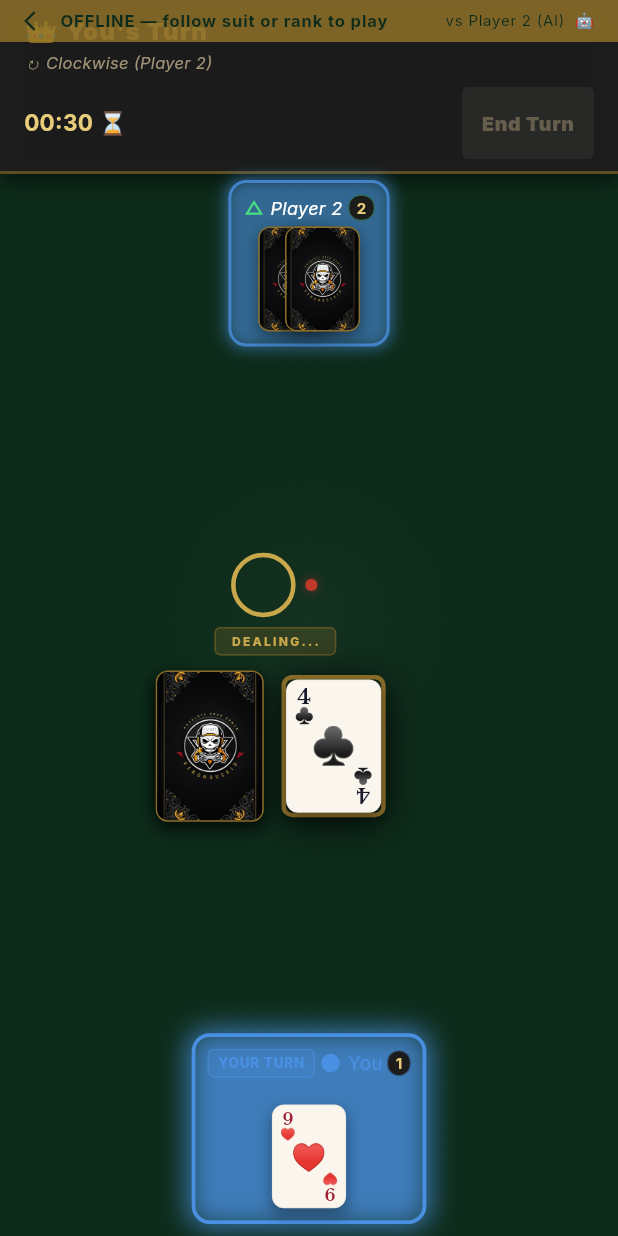
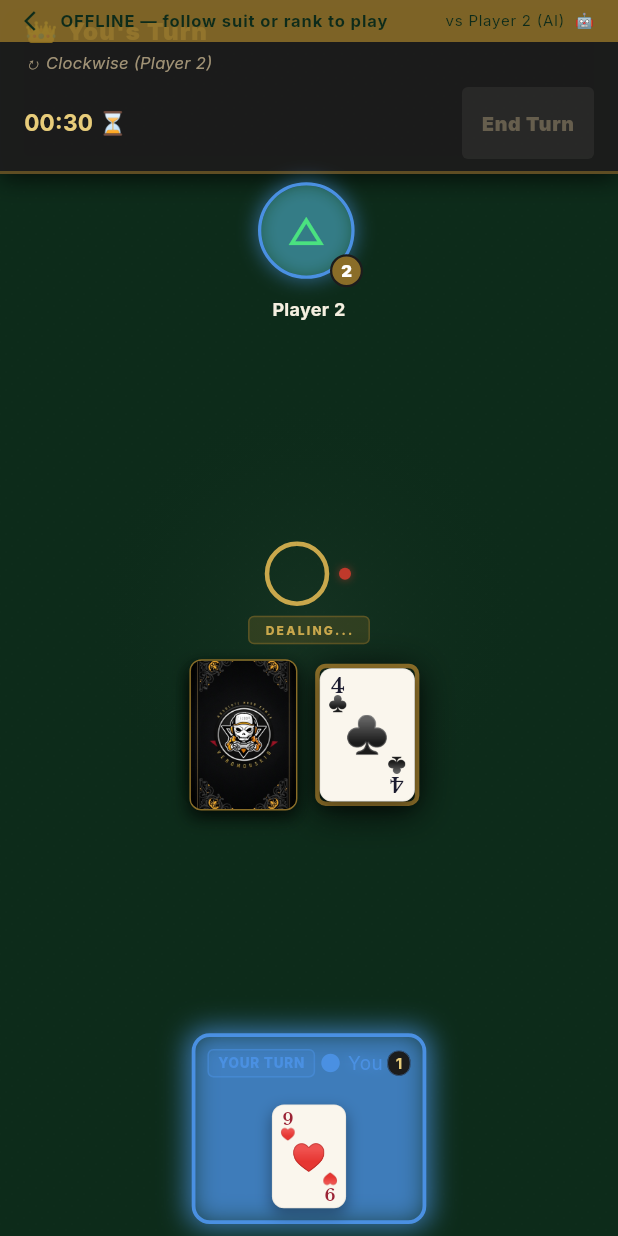
Before and after one commit to AbsoluteNoobGamer/LastCards, a Flutter app: the TableScreen screen opened by its route, on a phone screen of 412 x 824 dp. Run offline on Flutter 3.47's test engine with Material 3 defaults, Android fonts, the phone set to English and light mode, and no system bars; our stand-ins replace audioplayers, flutter_riverpod, freezed_annotation, google_fonts, shared_preferences; accounts and stored records are empty.

Commit message:
changed the games layout to work on mobile devices rather than desktop web

```diff
--- a/lib/features/gameplay/presentation/screens/table_screen_layout.dart
+++ b/lib/features/gameplay/presentation/screens/table_screen_layout.dart
@@ -93,10 +93,26 @@ class _TableLayout extends StatelessWidget {
           padding: EdgeInsets.symmetric(horizontal: horizontalPadding),
           child: Column(
             children: [
-              // ── Top opponent ────────────────────────────────────────────
+              // ── Top opponents row: P2 left, P3 center, P4 right ─────────
               Padding(
                 padding: EdgeInsets.only(
                     top: isMobile ? AppDimensions.xs : AppDimensions.md),
+                child: Row(
+                  children: [
+                    Expanded(
+                        child: Align(
+                      alignment: Alignment.topLeft,
+                      child: leftOpp != null
+                          ? PlayerZoneWidget(
+                              key: playerZoneKeys[leftOpp.id],
+                              player: leftOpp,
+                              isNextTurn: leftOpp.id == nextId,
+                            )
+                          : const SizedBox(height: 96),
+                    )),
+                    Expanded(
+                      child: Align(
+                        alignment: Alignment.topCenter,
                         child: topOpp != null
                             ? PlayerZoneWidget(
                                 key: playerZoneKeys[topOpp.id],
@@ -105,31 +121,26 @@ class _TableLayout extends StatelessWidget {
                               )
                             : const _EmptyOpponentZone(),
                       ),
-
-              // ── Centre row: left opp / piles / right opp ───────────────
+                    ),
                     Expanded(
-                child: Row(
-                  crossAxisAlignment: CrossAxisAlignment.center,
-                  children: [
-                    // Left opponent
-                    Expanded(
-                      child: Center(
-                        child: leftOpp != null
-                            ? RotatedBox(
-                                quarterTurns: 1,
-                                child: PlayerZoneWidget(
-                                  key: playerZoneKeys[leftOpp.id],
-                                  player: leftOpp,
-                                  isNextTurn: leftOpp.id == nextId,
+                      child: Align(
+                        alignment: Alignment.topRight,
+                        child: rightOpp != null
+                            ? PlayerZoneWidget(
+                                key: playerZoneKeys[rightOpp.id],
+                                player: rightOpp,
+                                isNextTurn: rightOpp.id == nextId,
+                              )
+                            : const SizedBox(height: 96),
                       ),
-                              )
-                            : const SizedBox.shrink(),
+                    ),
+                  ],
                 ),
               ),
 
-                    // Centre piles + HUD
-                    Flexible(
-                      flex: isMobile ? 2 : 3,
+              // ── Centre board area (unchanged draw/discard/dealer/HUD) ───
+              Expanded(
+                child: Center(
                   child: Column(
                     mainAxisAlignment: MainAxisAlignment.center,
                     children: [
@@ -140,9 +151,8 @@ class _TableLayout extends StatelessWidget {
                         connectionState: connState,
                       ),
                       SizedBox(
-                              height: isMobile
-                                  ? AppDimensions.sm
-                                  : AppDimensions.md),
+                          height:
+                              isMobile ? AppDimensions.sm : AppDimensions.md),
                       Container(
                         padding: const EdgeInsets.symmetric(
                           horizontal: AppDimensions.sm + 2,
@@ -154,8 +164,7 @@ class _TableLayout extends StatelessWidget {
                             AppDimensions.radiusButton,
                           ),
                           border: Border.all(
-                                color:
-                                    AppColors.goldDark.withValues(alpha: 0.5),
+                            color: AppColors.goldDark.withValues(alpha: 0.5),
                           ),
                         ),
                         child: Text(
@@ -223,24 +232,6 @@ class _TableLayout extends StatelessWidget {
                     ],
                   ),
                 ),
-
-                    // Right opponent
-                    Expanded(
-                      child: Center(
-                        child: rightOpp != null
-                            ? RotatedBox(
-                                quarterTurns: 3,
-                                child: PlayerZoneWidget(
-                                  key: playerZoneKeys[rightOpp.id],
-                                  player: rightOpp,
-                                  isNextTurn: rightOpp.id == nextId,
-                                ),
-                              )
-                            : const SizedBox.shrink(),
-                      ),
-                    ),
-                  ],
-                ),
               ),
 
               // ── Local player hand ───────────────────────────────────────
--- a/lib/features/gameplay/presentation/widgets/player_zone_widget.dart
+++ b/lib/features/gameplay/presentation/widgets/player_zone_widget.dart
@@ -1,11 +1,12 @@
 import 'package:flutter/material.dart';
+import 'package:flutter_riverpod/flutter_riverpod.dart';
 
 import '../../domain/entities/player.dart';
+import '../controllers/game_provider.dart';
 import '../../../../core/theme/app_colors.dart';
 import '../../../../core/theme/app_dimensions.dart';
 import '../../../../core/theme/app_typography.dart';
 import '../../../../core/theme/player_styles.dart';
-import 'card_back_widget.dart';
 
 /// Wraps a player's card area with:
 /// - Gold glow ring when [isActiveTurn]
@@ -13,7 +14,7 @@ import 'card_back_widget.dart';
 /// - Opponent hands shown as a condensed face-down fan
 /// - Card count badge
 
-class PlayerZoneWidget extends StatelessWidget {
+class PlayerZoneWidget extends ConsumerWidget {
   const PlayerZoneWidget({
     super.key,
     required this.player,
@@ -31,7 +32,26 @@ class PlayerZoneWidget extends StatelessWidget {
   final Widget? child;
 
   @override
-  Widget build(BuildContext context) {
+  Widget build(BuildContext context, WidgetRef ref) {
+    final liveGameState = ref.watch(gameStateProvider);
+    final livePlayers = liveGameState?.players ?? const [];
+    var reactiveCardCount = player.cardCount;
+    for (final p in livePlayers) {
+      if (p.id == player.id) {
+        reactiveCardCount = p.cardCount;
+        break;
+      }
+    }
+    final playerWithReactiveCount =
+        player.copyWith(cardCount: reactiveCardCount);
+
+    if (!isLocalPlayer && child == null) {
+      return _OpponentAvatarZone(
+        player: playerWithReactiveCount,
+        isNextTurn: isNextTurn,
+      );
+    }
+
     final isActive = player.isActiveTurn;
     final isSkipped = player.isSkipped;
     final isOffline = !player.isConnected;
@@ -137,17 +157,131 @@ class PlayerZoneWidget extends StatelessWidget {
           children: [
             // Player name + card count
             _PlayerLabel(
-              player: player,
+              player: playerWithReactiveCount,
               isLocalPlayer: isLocalPlayer,
               isNextTurn: isNextTurn,
             ),
             const SizedBox(height: AppDimensions.xs),
 
             // Content
-            child ?? _OpponentFan(cardCount: player.cardCount),
+            child ?? const SizedBox.shrink(),
           ],
         ),
       ),
+    );
+  }
+}
+
+class _OpponentAvatarZone extends StatelessWidget {
+  const _OpponentAvatarZone({
+    required this.player,
+    required this.isNextTurn,
+  });
+
+  final PlayerModel player;
+  final bool isNextTurn;
+
+  @override
+  Widget build(BuildContext context) {
+    final color = PlayerStyles.getColor(player.tablePosition);
+    final isActive = player.isActiveTurn;
+
+    final ringColor = isActive
+        ? color
+        : (isNextTurn
+            ? AppColors.blueAccent
+            : AppColors.textSecondary.withValues(alpha: 0.35));
+    final ringWidth = isActive ? 3.0 : (isNextTurn ? 2.2 : 1.5);
+
+    return Column(
+      mainAxisSize: MainAxisSize.min,
+      children: [
+        Material(
+          color: Colors.transparent,
+          child: InkWell(
+            borderRadius: BorderRadius.circular(36),
+            onTap: () {},
+            child: ConstrainedBox(
+              constraints: const BoxConstraints(
+                minWidth: AppDimensions.minTouchTarget,
+                minHeight: AppDimensions.minTouchTarget,
+              ),
+              child: SizedBox(
+                width: 68,
+                height: 68,
+                child: Stack(
+                  clipBehavior: Clip.none,
+                  children: [
+                    AnimatedContainer(
+                      duration: const Duration(milliseconds: 220),
+                      decoration: BoxDecoration(
+                        shape: BoxShape.circle,
+                        border: Border.all(color: ringColor, width: ringWidth),
+                        boxShadow: isActive || isNextTurn
+                            ? [
+                                BoxShadow(
+                                  color: ringColor.withValues(alpha: 0.55),
+                                  blurRadius: isActive ? 14 : 10,
+                                  spreadRadius: isActive ? 2 : 1,
+                                ),
+                              ]
+                            : null,
+                      ),
+                      child: CircleAvatar(
+                        radius: 30,
+                        backgroundColor: color.withValues(alpha: 0.2),
+                        child: Icon(
+                          PlayerStyles.getIcon(player.tablePosition),
+                          color: color,
+                          size: 28,
+                        ),
+                      ),
+                    ),
+                    Positioned(
+                      right: -2,
+                      bottom: -2,
+                      child: Container(
+                        width: 22,
+                        height: 22,
+                        alignment: Alignment.center,
+                        decoration: BoxDecoration(
+                          shape: BoxShape.circle,
+                          color: AppColors.goldDark,
+                          border: Border.all(
+                            color: AppColors.surfacePanel,
+                            width: 1.5,
+                          ),
+                        ),
+                        child: Text(
+                          '${player.cardCount}',
+                          style: const TextStyle(
+                            color: Colors.white,
+                            fontSize: 11,
+                            fontWeight: FontWeight.w900,
+                          ),
+                        ),
+                      ),
+                    ),
+                  ],
+                ),
+              ),
+            ),
+          ),
+        ),
+        const SizedBox(height: 8),
+        SizedBox(
+          width: 96,
+          child: Text(
+            player.displayName,
+            textAlign: TextAlign.center,
+            overflow: TextOverflow.ellipsis,
+            style: AppTypography.labelSmall.copyWith(
+              color: isActive ? color : AppColors.textPrimary,
+              fontWeight: FontWeight.w700,
+            ),
+          ),
+        ),
+      ],
     );
   }
 }
@@ -266,48 +400,3 @@ class _PlayerLabel extends StatelessWidget {
     );
   }
 }
-
-// ── Opponent face-down card fan ───────────────────────────────────────────────
-
-class _OpponentFan extends StatelessWidget {
-  const _OpponentFan({required this.cardCount});
-
-  final int cardCount;
-
-  @override
-  Widget build(BuildContext context) {
-    const maxVisible = 7;
-    final visible = cardCount.clamp(0, maxVisible);
-
-    return LayoutBuilder(
-      builder: (context, constraints) {
-        final maxWidth = constraints.maxWidth.isFinite
-            ? constraints.maxWidth
-            : MediaQuery.of(context).size.width;
-        final cardW =
-            (maxWidth * 0.16).clamp(36.0, AppDimensions.cardWidthSmall);
-        final overlap = (cardW * 0.36).clamp(10.0, 18.0);
-
-        if (visible == 0) {
-          return SizedBox(
-              width: cardW, height: AppDimensions.cardHeight(cardW));
-        }
-
-        final totalWidth = cardW + (visible - 1) * overlap;
-        return SizedBox(
-          width: totalWidth,
-          height: AppDimensions.cardHeight(cardW),
-          child: Stack(
-            children: [
-              for (int i = 0; i < visible; i++)
-                Positioned(
-                  left: i * overlap.toDouble(),
-                  child: CardBackWidget(width: cardW),
-                ),
-            ],
-          ),
-        );
-      },
-    );
-  }
-}
```
Also changed, not shown: 1 other file. Lines whose indentation alone changed are shown as unchanged.
